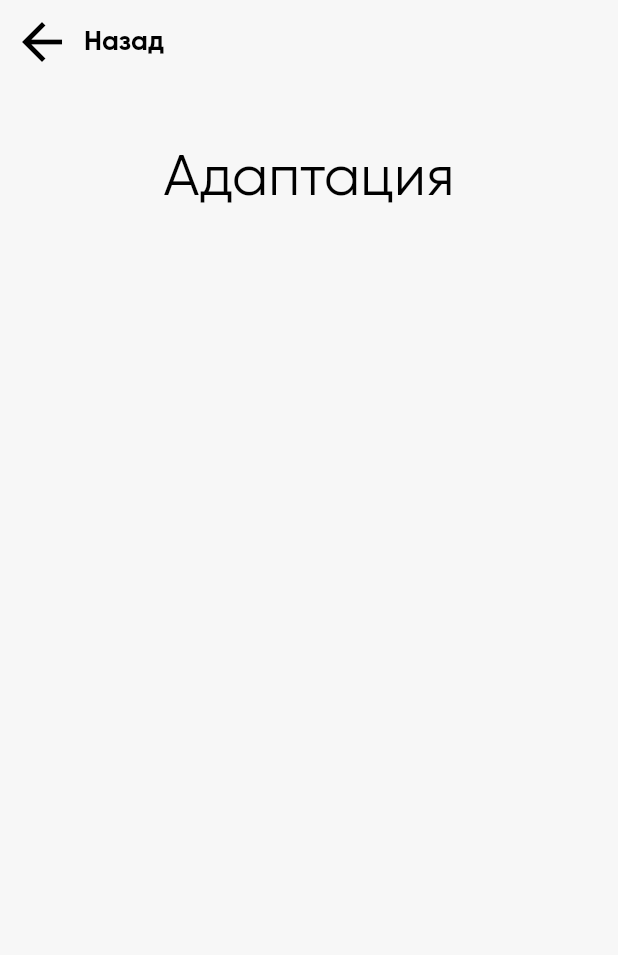
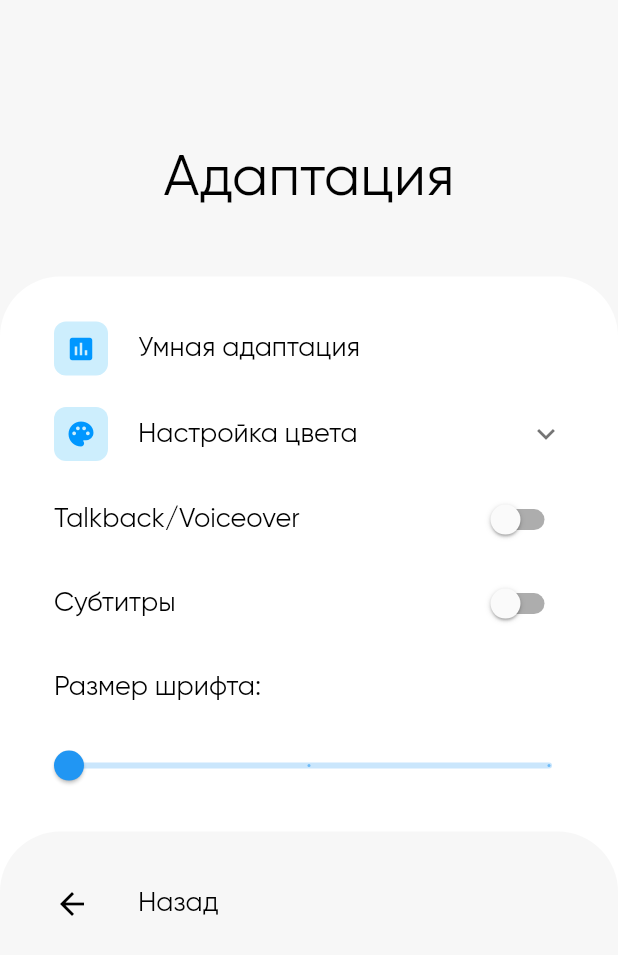
Before and after one commit to maripbekoff/Umit-app, a Flutter app: the AdaptationPage screen opened directly, on a phone screen of 412 x 824 dp. Shown: the top 955 px of the screen. Run offline on Flutter 3.47's test engine with Material 2 defaults, Android fonts, the phone set to English and light mode, and no system bars; our stand-ins replace bloc, cloud_firestore, equatable, firebase_auth, flutter_bloc, flutter_html and 2 more; accounts and stored records are empty; network calls fail.

Commit message:
adaptationUI

```diff
--- a/lib/main.dart
+++ b/lib/main.dart
@@ -2,6 +2,7 @@ import 'package:flutter/material.dart';
 import 'package:flutter_bloc/flutter_bloc.dart';
 import 'package:umit/repositories/user_repository.dart';
 import 'package:umit/src/blocs/logOutBloc/bloc.dart';
+import 'package:umit/src/global/text_style.dart';
 import 'package:umit/ui/pages/login_page.dart';
 import 'package:umit/ui/pages/main_page.dart';
 import 'package:umit/ui/pages/splash_screen_page.dart';
@@ -28,7 +29,7 @@ class MyApp extends StatelessWidget {
               color: Colors.black,
               size: 40,
             ),
-        ),
+            textTheme: TextTheme(title: appBarTextStyle)),
       ),
       home: BlocProvider(
           create: (BuildContext context) => AuthBloc()..add(AppStartedEvent()),
--- a/lib/src/global/text_style.dart
+++ b/lib/src/global/text_style.dart
@@ -15,5 +15,12 @@ TextStyle appBarTextStyle = TextStyle(
 
 TextStyle defaultBoldTextStyle = TextStyle(
   fontFamily: "Gilroy",
+  color: Colors.black,
   fontWeight: FontWeight.bold,
 );
+
+TextStyle defaultRegularTextStyle = TextStyle(
+  fontFamily: "Gilroy",
+  color: Colors.black,
+  fontSize: 18,
+);
--- a/lib/ui/pages/navigation/settings_page/insets/adaptation_page/adaptation_page.dart
+++ b/lib/ui/pages/navigation/settings_page/insets/adaptation_page/adaptation_page.dart
@@ -1,5 +1,6 @@
 import 'package:flutter/material.dart';
 import 'package:umit/src/global/text_style.dart';
+import 'package:umit/ui/pages/navigation/settings_page/insets/adaptation_page/tiles.dart';
 
 class AdaptationPage extends StatelessWidget {
   const AdaptationPage({Key key}) : super(key: key);
@@ -8,12 +9,9 @@ class AdaptationPage extends StatelessWidget {
   Widget build(BuildContext context) {
     return SafeArea(
       child: Scaffold(
-        appBar: AppBar(
-          title: Text("Назад"),
-          titleSpacing: 0,
-          textTheme: TextTheme(title: appBarTextStyle),
-        ),
+        appBar: AppBar(automaticallyImplyLeading: false),
         body: ListView(
+          padding: EdgeInsets.zero,
           children: <Widget>[
             SizedBox(height: MediaQuery.of(context).size.height * 0.05),
             Center(
@@ -26,7 +24,44 @@ class AdaptationPage extends StatelessWidget {
                 borderRadius: BorderRadius.vertical(top: Radius.circular(40)),
               ),
               child: Column(
-                children: <Widget>[],
+                children: <Widget>[
+                  Padding(
+                    padding: EdgeInsets.all(20),
+                    child: Column(
+                      children: <Widget>[
+                        buildSmartAdaptationTile(context),
+                        buildColorSettingsExpansionTile(context),
+                        buildVoiceoverSwitchListTile(context),
+                        buildSubtitlesSwitchListTile(context),
+                        buildFontSizeSlider(context),
+                      ],
+                    ),
+                  ),
+                  Container(
+                    padding: EdgeInsets.all(20),
+                    decoration: BoxDecoration(
+                      color: Theme.of(context).scaffoldBackgroundColor,
+                      borderRadius:
+                          BorderRadius.vertical(top: Radius.circular(40)),
+                    ),
+                    child: FlatButton(
+                      padding: EdgeInsets.zero,
+                      onPressed: () {
+                        Navigator.of(context).pop();
+                      },
+                      shape: RoundedRectangleBorder(
+                        borderRadius: BorderRadius.circular(20),
+                      ),
+                      child: ListTile(
+                        leading: Icon(Icons.arrow_back, color: Colors.black),
+                        title: Text(
+                          "Назад",
+                          style: defaultRegularTextStyle,
+                        ),
+                      ),
+                    ),
+                  ),
+                ],
               ),
             ),
           ],
--- /dev/null
+++ b/lib/ui/pages/navigation/settings_page/insets/adaptation_page/tiles.dart
@@ -0,0 +1,198 @@
+import 'package:flutter/cupertino.dart';
+import 'package:flutter/gestures.dart';
+import 'package:flutter/material.dart';
+import 'package:umit/src/global/text_style.dart';
+
+Widget buildSmartAdaptationTile(BuildContext context) {
+  return FlatButton(
+    padding: EdgeInsets.zero,
+    onPressed: () {},
+    shape: RoundedRectangleBorder(
+      borderRadius: BorderRadius.circular(20),
+    ),
+    child: ListTile(
+      leading: Container(
+        padding: EdgeInsets.all(8),
+        decoration: BoxDecoration(
+          color: Color.fromRGBO(3, 169, 244, 0.2),
+          borderRadius: BorderRadius.circular(8),
+        ),
+        child: Icon(
+          Icons.insert_chart,
+          color: Theme.of(context).accentColor,
+          size: 20,
+        ),
+      ),
+      title: Text(
+        "Умная адаптация",
+        style: defaultRegularTextStyle,
+      ),
+    ),
+  );
+}
+
+Widget buildColorSettingsExpansionTile(BuildContext context) {
+  List<Color> _themeColors = [
+    Color(0xFF0097FF),
+    Color(0xFFFF6D62),
+    Color(0xFF4CAF50),
+  ];
+
+  bool _currentValue = false;
+
+  int _currentIndex = 2;
+  Widget _currentThemeIndicator = Positioned(
+    right: -2,
+    top: -2,
+    child: Container(
+      width: 12,
+      height: 12,
+      decoration: BoxDecoration(
+        shape: BoxShape.circle,
+        color: Colors.green,
+        border: Border.all(
+          width: 2,
+          color: Colors.white,
+        ),
+      ),
+    ),
+  );
+
+  Widget _checkCurrentTheme(int index) {
+    if (_currentIndex == index)
+      return _currentThemeIndicator;
+    else
+      return SizedBox(); //если поставить null выдаст ошибку, в stack не может быть null
+  }
+
+  return ExpansionTile(
+    leading: Container(
+      padding: EdgeInsets.all(8),
+      decoration: BoxDecoration(
+        color: Color.fromRGBO(3, 169, 244, 0.2),
+        borderRadius: BorderRadius.circular(8),
+      ),
+      child: Icon(
+        Icons.palette,
+        color: Theme.of(context).accentColor,
+        size: 20,
+      ),
+    ),
+    title: Text("Настройка цвета", style: defaultRegularTextStyle),
+    children: <Widget>[
+      Padding(
+        padding: const EdgeInsets.all(10),
+        child: Container(
+          width: MediaQuery.of(context).size.width,
+          height: MediaQuery.of(context).size.height * 0.06,
+          child: ListView.builder(
+            itemExtent: 50,
+            scrollDirection: Axis.horizontal,
+            primary: false,
+            shrinkWrap: true,
+            itemCount: _themeColors.length,
+            itemBuilder: (BuildContext context, int index) {
+              return FlatButton(
+                padding: EdgeInsets.zero,
+                onPressed: () {},
+                child: Column(
+                  children: <Widget>[
+                    Stack(
+                      overflow: Overflow.visible,
+                      children: <Widget>[
+                        Container(
+                          height: 20,
+                          width: 40,
+                          decoration: BoxDecoration(
+                            borderRadius: BorderRadius.vertical(
+                              top: Radius.circular(10),
+                            ),
+                            color: _themeColors[index],
+                          ),
+                        ),
+                        _checkCurrentTheme(index),
+                      ],
+                    ),
+                    Container(
+                      height: 20,
+                      width: 40,
+                      decoration: BoxDecoration(
+                        borderRadius: BorderRadius.vertical(
+                          bottom: Radius.circular(10),
+                        ),
+                        color: Color(0xFFF0F0F0),
+                      ),
+                    ),
+                  ],
+                ),
+              );
+            },
+          ),
+        ),
+      ),
+      SwitchListTile(
+        value: _currentValue,
+        onChanged: (bool value) {
+          _currentValue = value;
+        },
+        title: Text(
+          "Контрастность",
+          style: defaultRegularTextStyle,
+        ),
+      ),
+    ],
+  );
+}
+
+Widget buildVoiceoverSwitchListTile(BuildContext context) {
+  bool _currentValue = false;
+
+  return SwitchListTile(
+    value: _currentValue,
+    onChanged: (bool value) {
+      _currentValue = value;
+    },
+    title: Text(
+      "Talkback/Voiceover",
+      style: defaultRegularTextStyle,
+    ),
+  );
+}
+
+Widget buildSubtitlesSwitchListTile(BuildContext context) {
+  bool _currentValue = false;
+
+  return SwitchListTile(
+    value: _currentValue,
+    onChanged: (bool value) {
+      _currentValue = value;
+    },
+    title: Text(
+      "Субтитры",
+      style: defaultRegularTextStyle,
+    ),
+  );
+}
+
+Widget buildFontSizeSlider(BuildContext context) {
+  double _currentValue = 12;
+
+  return Column(
+    crossAxisAlignment: CrossAxisAlignment.start,
+    children: <Widget>[
+      ListTile(
+        title: Text("Размер шрифта:", style: defaultRegularTextStyle),
+      ),
+      Slider(
+        min: 12,
+        max: 24,
+        value: _currentValue,
+        onChanged: (double value) {
+          _currentValue = value;
+        },
+        divisions: 2,
+        label: "$_currentValue",
+      ),
+    ],
+  );
+}
--- a/lib/ui/pages/navigation/tests_page/insets/into_test_page.dart
+++ b/lib/ui/pages/navigation/tests_page/insets/into_test_page.dart
@@ -20,14 +20,6 @@ class _IntoTestPageState extends State<IntoTestPage> {
         appBar: AppBar(
           title: Text("Назад"),
           titleSpacing: 0,
-          textTheme: TextTheme(
-            title: TextStyle(
-              fontFamily: "Gilroy",
-              fontWeight: FontWeight.bold,
-              fontSize: 18,
-              color: Colors.black,
-            ),
-          ),
         ),
         body: ListView(
           children: <Widget>[
```
Lines whose indentation alone changed are shown as unchanged.
